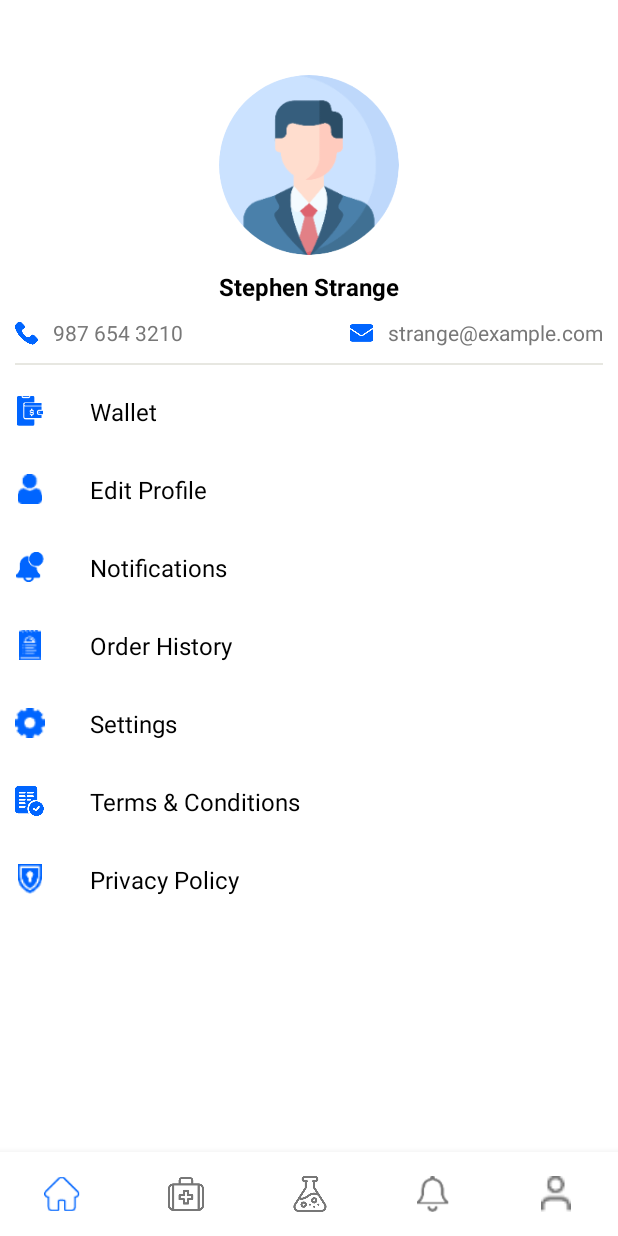
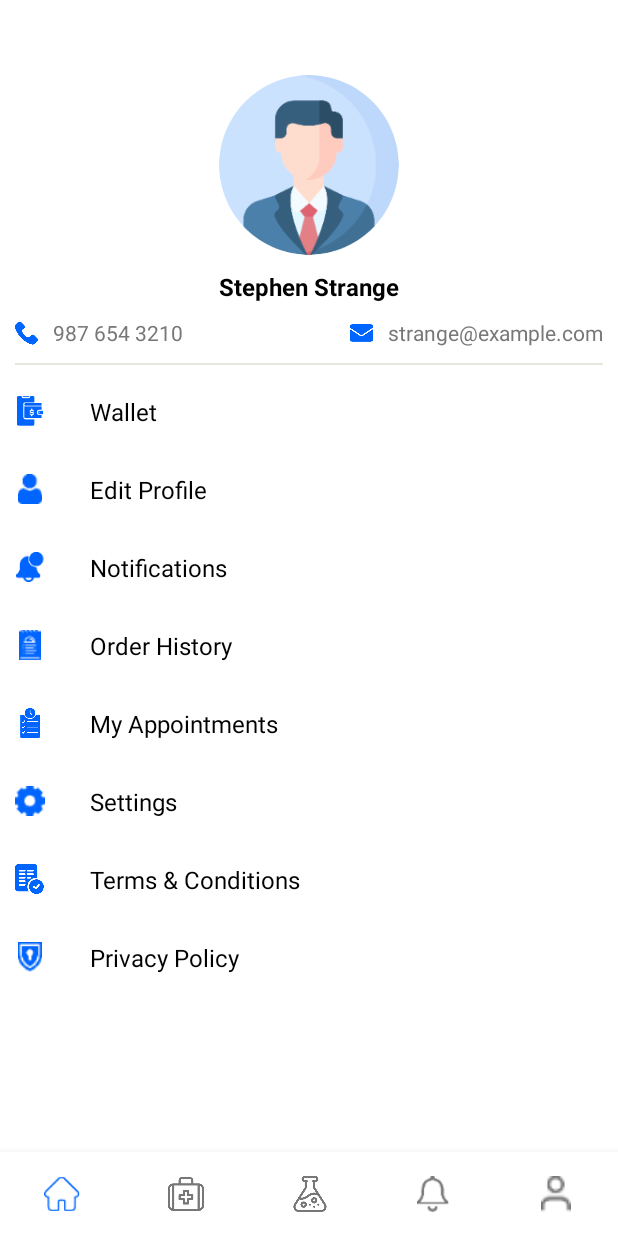
Before and after one commit to STRANGE08/Medicare, an Android app: the fragment Profile_Fragment placed in its activity, on a phone screen of 412 x 824 dp. Run offline under Robolectric (Android 15) with nearby library versions, the phone set to English and light mode, and no system bars; libraries missing offline, so code that uses them is left out: ru.tinkoff.scrollingpagerindicator; plain views replace CircularImageView; 11 statements that could not run were skipped.

Commit message:
5 Jan evening

```diff
--- a/app/src/main/java/com/example/medicare/Activities/Doctor/My_Appointments_Activity.java
+++ b/app/src/main/java/com/example/medicare/Activities/Doctor/My_Appointments_Activity.java
@@ -54,11 +54,11 @@ public class My_Appointments_Activity extends AppCompatActivity {
 
             my_appointments_rv.setAdapter(new Upcoming_Appointments_Adapter(My_Appointments_Activity.this));
         });
+
         past_appointment_tv.setOnClickListener(v -> {
             past_appointment_tv.setTextColor(getResources().getColor(R.color.colorPrimary));
             upcoming_appointment_tv.setTextColor(getResources().getColor(R.color.black));
             my_appointments_rv.setAdapter(new Past_Appointment_Adapter(My_Appointments_Activity.this));
-
 
         });
 
--- a/app/src/main/java/com/example/medicare/Adapters/Past_Appointment_Adapter.java
+++ b/app/src/main/java/com/example/medicare/Adapters/Past_Appointment_Adapter.java
@@ -34,7 +34,7 @@ public class Past_Appointment_Adapter extends RecyclerView.Adapter<Past_Appointm
 
     @Override
     public int getItemCount() {
-        return 5;
+        return 4;
     }
 
     public class MyViewHolder extends RecyclerView.ViewHolder {
--- a/app/src/main/java/com/example/medicare/fragments/Profile_Fragment.java
+++ b/app/src/main/java/com/example/medicare/fragments/Profile_Fragment.java
@@ -10,6 +10,7 @@ import android.view.ViewGroup;
 import androidx.annotation.NonNull;
 import androidx.fragment.app.Fragment;
 
+import com.example.medicare.Activities.Doctor.My_Appointments_Activity;
 import com.example.medicare.Activities.Edit_Profile_Activity;
 import com.example.medicare.Activities.Medicines.Order_History_Activity;
 import com.example.medicare.Activities.Settings_Activity;
@@ -63,6 +64,11 @@ public class Profile_Fragment extends Fragment {
                     startActivity(new Intent(context, Order_History_Activity.class)
                             .putExtra("from", "profile"));
                 });
+        view.findViewById(R.id.my_appointments)
+                .setOnClickListener(v -> {
+                    startActivity(new Intent(context, My_Appointments_Activity.class)
+                            .putExtra("from", "profile"));
+                });
     }
 
     @Override
--- a/app/src/main/res/layout/fragment_profile.xml
+++ b/app/src/main/res/layout/fragment_profile.xml
@@ -205,6 +205,31 @@
                     android:textSize="16sp"
                     android:textStyle="normal" />
             </LinearLayout>
+            <LinearLayout
+                android:id="@+id/my_appointments"
+                android:layout_width="match_parent"
+                android:layout_height="wrap_content"
+                android:layout_marginHorizontal="10dp"
+                android:layout_marginTop="30dp"
+                android:orientation="horizontal">
+
+                <ImageView
+                    android:layout_width="20dp"
+                    android:layout_height="20dp"
+                    android:layout_gravity="center_vertical"
+                    android:src="@drawable/appointment"
+                    app:tint="@color/colorPrimary" />
+
+                <TextView
+                    android:layout_width="wrap_content"
+                    android:layout_height="wrap_content"
+                    android:layout_gravity="center_vertical"
+                    android:layout_marginStart="30dp"
+                    android:text="My Appointments"
+                    android:textColor="@color/black"
+                    android:textSize="16sp"
+                    android:textStyle="normal" />
+            </LinearLayout>
 
 
             <LinearLayout
```
Also changed, not shown: app/src/main/res/layout/activity_my_appointments.xml (+3 -7 lines), app/src/main/res/drawable-xxxhdpi/appointment.png (added).
